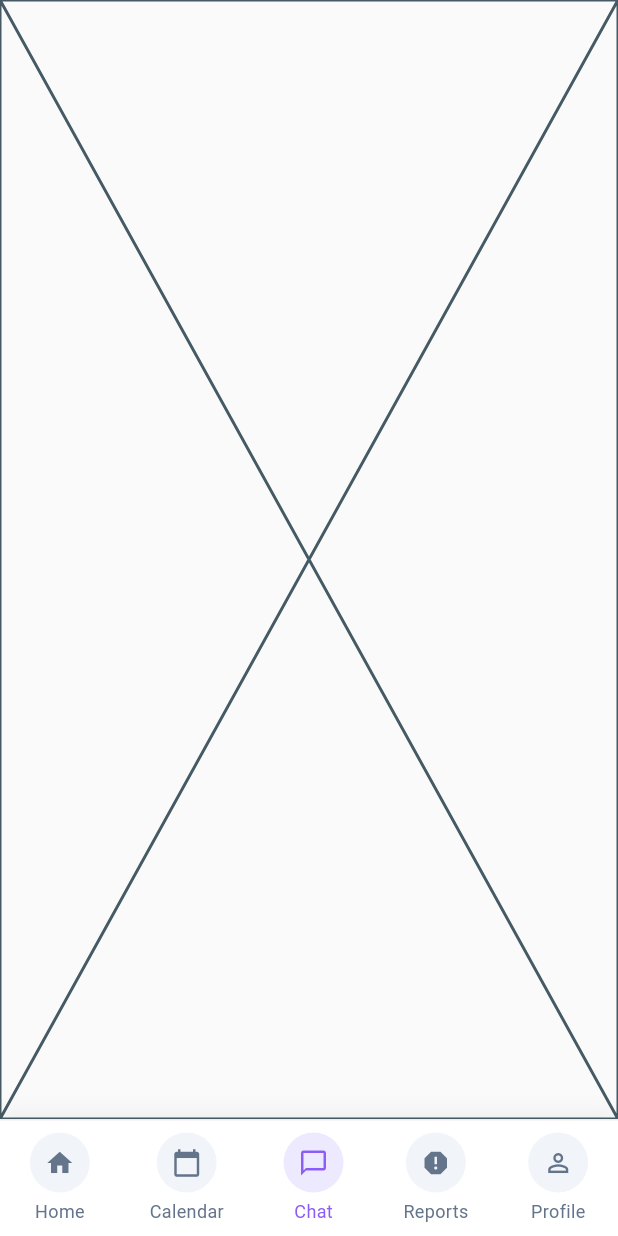
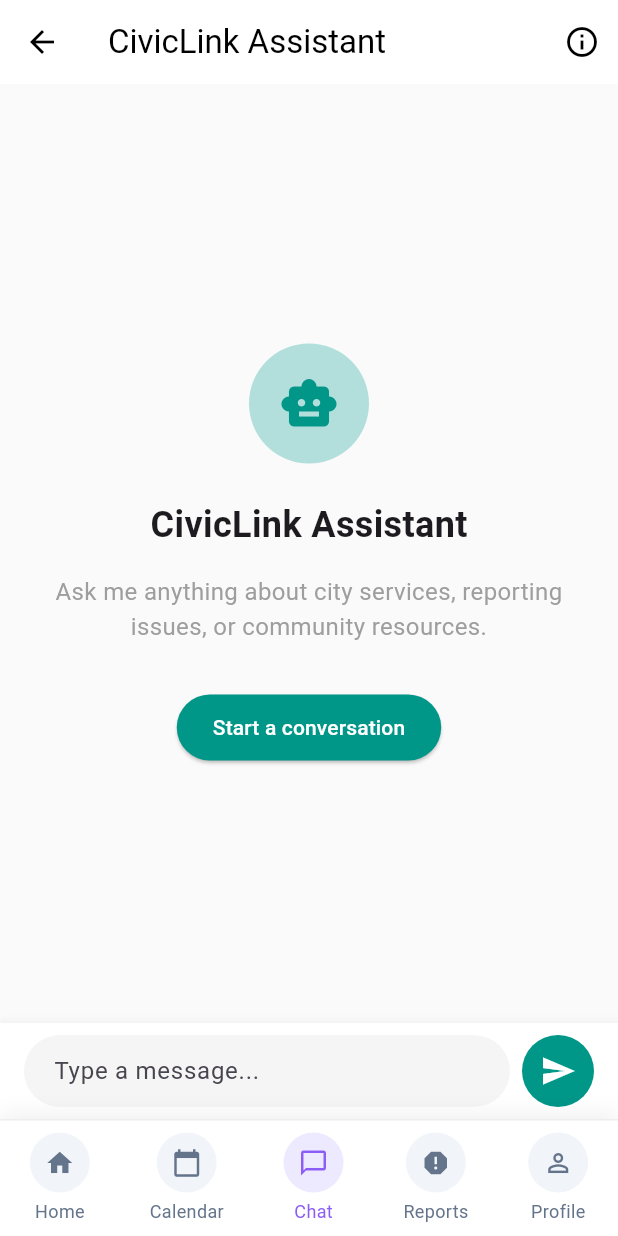
Before and after one commit to MohamedHossam2004/CivicLink, a Flutter app: the MainScreen screen opened by its route, item 3 of the bottom bar chosen, on a phone screen of 412 x 824 dp. Run offline on Flutter 3.47's test engine with Material 3 defaults, Android fonts, the phone set to English and light mode, and no system bars; our stand-ins replace cloud_firestore, firebase_auth, firebase_core, firebase_storage, google_maps_flutter, google_sign_in and 2 more; missing offline and left inert: flutter_facebook_auth; accounts and stored records are empty.

Commit message:
feat/Initial skeleton of AI chat

```diff
--- a/lib/main.dart
+++ b/lib/main.dart
@@ -1,5 +1,6 @@
 // main.dart
 import 'package:flutter/material.dart';
+import 'package:gov_app/screens/Chat/chat_screen.dart';
 import 'package:intl/date_symbol_data_local.dart';
 import 'package:firebase_core/firebase_core.dart';
 import 'package:firebase_auth/firebase_auth.dart';
@@ -74,7 +75,7 @@ class _MainScreenState extends State<MainScreen> {
   final List<Widget> _screens = [
     const HomeScreen(),
     const CalendarPage(),
-    const Placeholder(), // Chat page
+    const ChatScreen(),
     const ReportIssueStep1(),
     const Placeholder(), // Profile page
   ];
--- /dev/null
+++ b/lib/screens/Chat/chat_screen.dart
@@ -0,0 +1,359 @@
+import 'package:flutter/material.dart';
+import 'dart:math';
+
+class ChatScreen extends StatefulWidget {
+  const ChatScreen({Key? key}) : super(key: key);
+
+  @override
+  State<ChatScreen> createState() => _ChatScreenState();
+}
+
+class _ChatScreenState extends State<ChatScreen> {
+  final TextEditingController _messageController = TextEditingController();
+  final ScrollController _scrollController = ScrollController();
+  final List<ChatMessage> _messages = [];
+  bool _isTyping = false;
+
+  // Simulated AI responses
+  final List<String> _aiResponses = [
+    "How can I help you today?",
+    "I'm here to assist with any civic issues you might have.",
+    "Feel free to ask me about city services or how to report problems.",
+    "How can I make your community experience better?",
+    "I'm your CivicLink assistant. What information do you need?",
+    "I can help you navigate government services. What do you need?",
+    "How can I assist you with your community concerns?",
+    "I'm here to help with any questions about local services.",
+    "What civic matters can I help you with today?",
+    "I'm your virtual assistant for all city-related questions.",
+  ];
+
+  @override
+  void dispose() {
+    _messageController.dispose();
+    _scrollController.dispose();
+    super.dispose();
+  }
+
+  void _handleSubmitted(String text) {
+    _messageController.clear();
+
+    if (text.trim().isEmpty) return;
+
+    setState(() {
+      _messages.add(ChatMessage(
+        text: text,
+        isUser: true,
+        timestamp: DateTime.now(),
+      ));
+      _isTyping = true;
+    });
+
+    _scrollToBottom();
+
+    // Simulate AI typing delay
+    Future.delayed(Duration(milliseconds: 500 + Random().nextInt(2000)), () {
+      if (mounted) {
+        setState(() {
+          _isTyping = false;
+          _messages.add(ChatMessage(
+            text: _aiResponses[Random().nextInt(_aiResponses.length)],
+            isUser: false,
+            timestamp: DateTime.now(),
+          ));
+        });
+        _scrollToBottom();
+      }
+    });
+  }
+
+  void _scrollToBottom() {
+    // Add a small delay to ensure the list has updated
+    Future.delayed(const Duration(milliseconds: 100), () {
+      if (_scrollController.hasClients) {
+        _scrollController.animateTo(
+          _scrollController.position.maxScrollExtent,
+          duration: const Duration(milliseconds: 300),
+          curve: Curves.easeOut,
+        );
+      }
+    });
+  }
+
+  @override
+  Widget build(BuildContext context) {
+    return Scaffold(
+      appBar: AppBar(
+        title: const Text('CivicLink Assistant'),
+        backgroundColor: Colors.white,
+        foregroundColor: Colors.black,
+        elevation: 0,
+        actions: [
+          IconButton(
+            icon: const Icon(Icons.info_outline),
+            onPressed: () {
+              // Show info about the assistant
+              showDialog(
+                context: context,
+                builder: (context) => AlertDialog(
+                  title: const Text('About CivicLink Assistant'),
+                  content: const Text(
+                      'The CivicLink Assistant helps you navigate city services, '
+                      'report issues, and find information about your community. '
+                      'This is a simulated version for demonstration purposes.'),
+                  actions: [
+                    TextButton(
+                      onPressed: () => Navigator.pop(context),
+                      child: const Text('OK'),
+                    ),
+                  ],
+                ),
+              );
+            },
+          ),
+        ],
+      ),
+      body: Column(
+        children: [
+          // Chat messages
+          Expanded(
+            child: _messages.isEmpty
+                ? _buildWelcomeMessage()
+                : ListView.builder(
+                    controller: _scrollController,
+                    padding: const EdgeInsets.all(16.0),
+                    itemCount: _messages.length,
+                    itemBuilder: (context, index) {
+                      return _buildMessage(_messages[index]);
+                    },
+                  ),
+          ),
+
+          // Typing indicator
+          if (_isTyping)
+            Container(
+              padding: const EdgeInsets.symmetric(horizontal: 16, vertical: 8),
+              alignment: Alignment.centerLeft,
+              child: Row(
+                children: [
+                  Container(
+                    width: 40,
+                    height: 40,
+                    decoration: BoxDecoration(
+                      color: Colors.teal.shade100,
+                      shape: BoxShape.circle,
+                    ),
+                    child: const Icon(Icons.smart_toy, color: Colors.teal),
+                  ),
+                  const SizedBox(width: 8),
+                  const Text(
+                    'Typing...',
+                    style: TextStyle(
+                      color: Colors.grey,
+                      fontStyle: FontStyle.italic,
+                    ),
+                  ),
+                ],
+              ),
+            ),
+
+          // Input area
+          Container(
+            decoration: BoxDecoration(
+              color: Colors.white,
+              boxShadow: [
+                BoxShadow(
+                  color: Colors.grey.withOpacity(0.1),
+                  spreadRadius: 1,
+                  blurRadius: 3,
+                  offset: const Offset(0, -1),
+                ),
+              ],
+            ),
+            padding: const EdgeInsets.symmetric(horizontal: 16, vertical: 8),
+            child: Row(
+              children: [
+                Expanded(
+                  child: TextField(
+                    controller: _messageController,
+                    decoration: InputDecoration(
+                      hintText: 'Type a message...',
+                      border: OutlineInputBorder(
+                        borderRadius: BorderRadius.circular(24),
+                        borderSide: BorderSide.none,
+                      ),
+                      filled: true,
+                      fillColor: Colors.grey.shade100,
+                      contentPadding: const EdgeInsets.symmetric(
+                        horizontal: 16,
+                        vertical: 12,
+                      ),
+                    ),
+                    textCapitalization: TextCapitalization.sentences,
+                    onSubmitted: _handleSubmitted,
+                  ),
+                ),
+                const SizedBox(width: 8),
+                Container(
+                  decoration: const BoxDecoration(
+                    color: Colors.teal,
+                    shape: BoxShape.circle,
+                  ),
+                  child: IconButton(
+                    icon: const Icon(Icons.send, color: Colors.white),
+                    onPressed: () => _handleSubmitted(_messageController.text),
+                  ),
+                ),
+              ],
+            ),
+          ),
+        ],
+      ),
+    );
+  }
+
+  Widget _buildWelcomeMessage() {
+    return Center(
+      child: Column(
+        mainAxisAlignment: MainAxisAlignment.center,
+        children: [
+          Container(
+            width: 80,
+            height: 80,
+            decoration: BoxDecoration(
+              color: Colors.teal.shade100,
+              shape: BoxShape.circle,
+            ),
+            child: const Icon(
+              Icons.smart_toy,
+              size: 40,
+              color: Colors.teal,
+            ),
+          ),
+          const SizedBox(height: 24),
+          const Text(
+            'CivicLink Assistant',
+            style: TextStyle(
+              fontSize: 24,
+              fontWeight: FontWeight.bold,
+            ),
+          ),
+          const SizedBox(height: 16),
+          const Padding(
+            padding: EdgeInsets.symmetric(horizontal: 32),
+            child: Text(
+              'Ask me anything about city services, reporting issues, or community resources.',
+              textAlign: TextAlign.center,
+              style: TextStyle(
+                fontSize: 16,
+                color: Colors.grey,
+              ),
+            ),
+          ),
+          const SizedBox(height: 32),
+          ElevatedButton(
+            onPressed: () {
+              _handleSubmitted('Hello');
+            },
+            style: ElevatedButton.styleFrom(
+              backgroundColor: Colors.teal,
+              foregroundColor: Colors.white,
+              padding: const EdgeInsets.symmetric(horizontal: 24, vertical: 12),
+              shape: RoundedRectangleBorder(
+                borderRadius: BorderRadius.circular(24),
+              ),
+            ),
+            child: const Text('Start a conversation'),
+          ),
+        ],
+      ),
+    );
+  }
+
+  Widget _buildMessage(ChatMessage message) {
+    final isUser = message.isUser;
+
+    return Padding(
+      padding: const EdgeInsets.symmetric(vertical: 8.0),
+      child: Row(
+        mainAxisAlignment:
+            isUser ? MainAxisAlignment.end : MainAxisAlignment.start,
+        crossAxisAlignment: CrossAxisAlignment.start,
+        children: [
+          if (!isUser) ...[
+            Container(
+              width: 40,
+              height: 40,
+              decoration: BoxDecoration(
+                color: Colors.teal.shade100,
+                shape: BoxShape.circle,
+              ),
+              child: const Icon(Icons.smart_toy, color: Colors.teal),
+            ),
+            const SizedBox(width: 8),
+          ],
+          Flexible(
+            child: Container(
+              padding: const EdgeInsets.symmetric(horizontal: 16, vertical: 12),
+              decoration: BoxDecoration(
+                color: isUser ? Colors.teal : Colors.grey.shade100,
+                borderRadius: BorderRadius.circular(20),
+              ),
+              child: Column(
+                crossAxisAlignment: CrossAxisAlignment.start,
+                children: [
+                  Text(
+                    message.text,
+                    style: TextStyle(
+                      color: isUser ? Colors.white : Colors.black,
+                      fontSize: 16,
+                    ),
+                  ),
+                  const SizedBox(height: 4),
+                  Text(
+                    _formatTime(message.timestamp),
+                    style: TextStyle(
+                      color:
+                          isUser ? Colors.white.withOpacity(0.7) : Colors.grey,
+                      fontSize: 12,
+                    ),
+                  ),
+                ],
+              ),
+            ),
+          ),
+          if (isUser) ...[
+            const SizedBox(width: 8),
+            Container(
+              width: 40,
+              height: 40,
+              decoration: const BoxDecoration(
+                color: Colors.teal,
+                shape: BoxShape.circle,
+              ),
+              child: const Icon(Icons.person, color: Colors.white),
+            ),
+          ],
+        ],
+      ),
+    );
+  }
+
+  String _formatTime(DateTime timestamp) {
+    final hour = timestamp.hour.toString().padLeft(2, '0');
+    final minute = timestamp.minute.toString().padLeft(2, '0');
+    return '$hour:$minute';
+  }
+}
+
+class ChatMessage {
+  final String text;
+  final bool isUser;
+  final DateTime timestamp;
+
+  ChatMessage({
+    required this.text,
+    required this.isUser,
+    required this.timestamp,
+  });
+}
```
